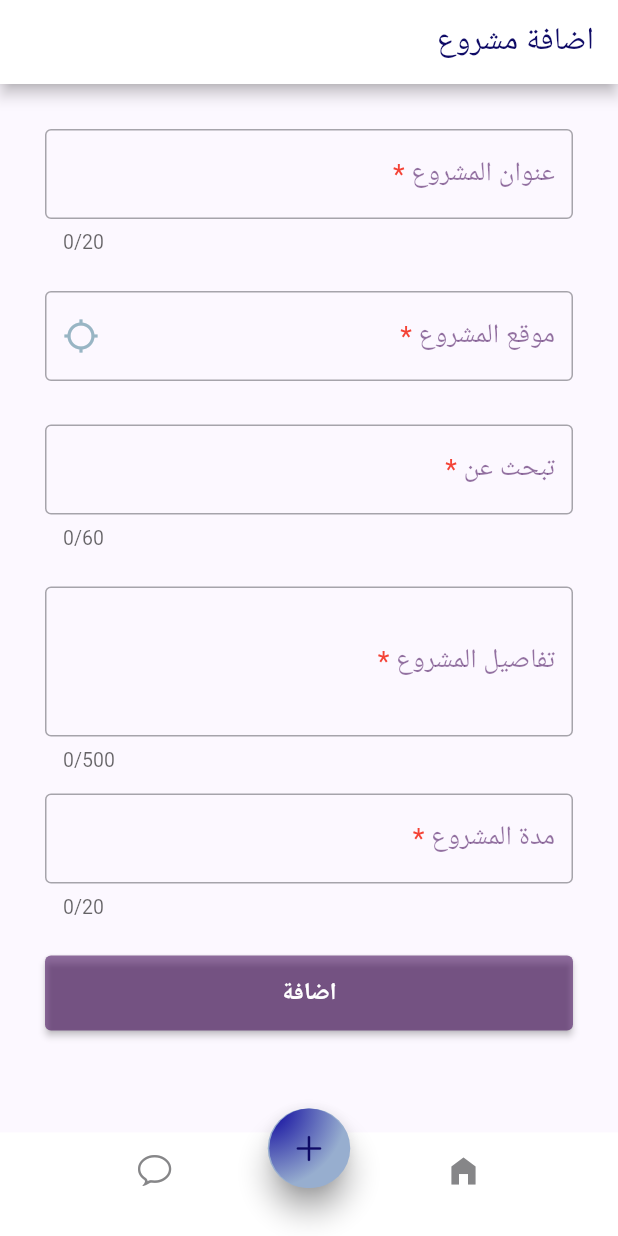
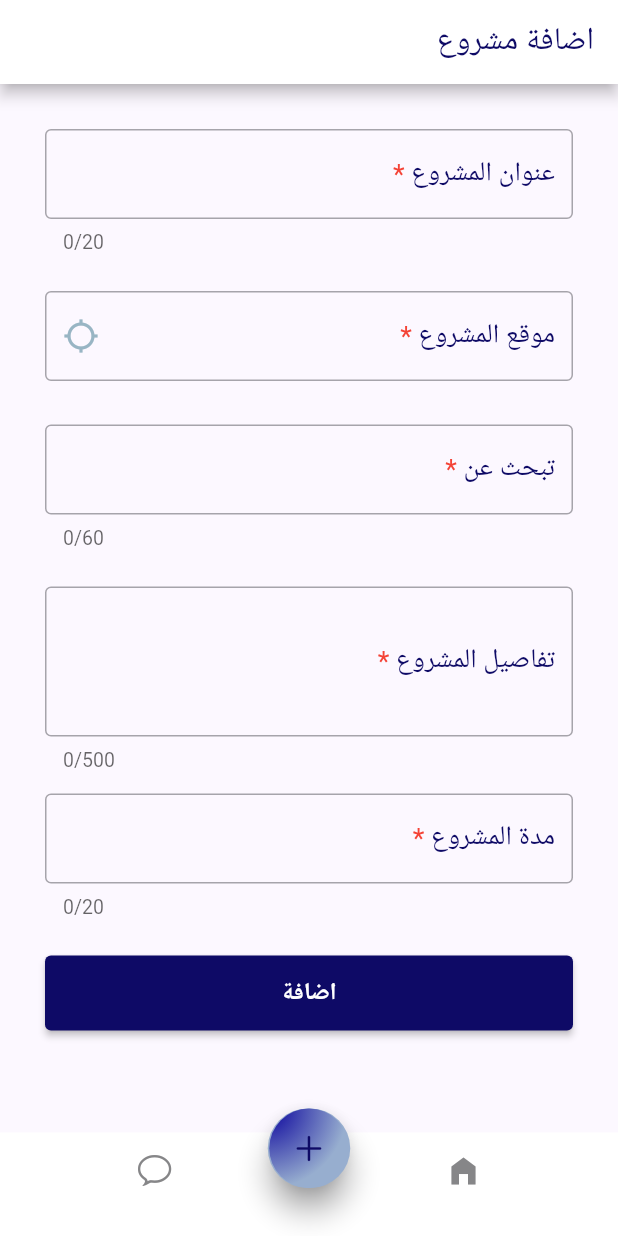
Before and after one commit to nalsomali/Wefaq-Google, a Flutter app: the PostProject screen opened directly, on a phone screen of 412 x 824 dp. Run offline on Flutter 3.47's test engine with Material 2 defaults, Android fonts, the phone set to English and light mode, and no system bars; our stand-ins replace cool_alert, file_picker, flutter_rating_bar, flutter_svg, fluttertoast, form_field_validator and 6 more; missing offline and left inert: dart:ffi, full_screen_menu, google_place, voice_message_package; accounts and stored records are empty.

Commit message:
PostAdmin

```diff
--- a/wefaq/lib/postProject.dart
+++ b/wefaq/lib/postProject.dart
@@ -80,13 +80,13 @@ class _PostProjectState extends State<PostProject> {
                 maxLength: 20,
                 decoration: InputDecoration(
                   hintStyle: TextStyle(
-                      fontSize: 16, color: Color.fromARGB(255, 202, 198, 198)),
+                      fontSize: 16, color: Color.fromARGB(255, 255, 255, 255)),
                   label: RichText(
                     text: TextSpan(
                         text: 'عنوان المشروع',
                         style: const TextStyle(
                             fontSize: 18,
-                            color: Color.fromARGB(144, 64, 7, 87)),
+                            color: Color.fromARGB(255, 14, 10, 102)),
                         children: const [
                           TextSpan(
                               text: ' *',
@@ -96,16 +96,16 @@ class _PostProjectState extends State<PostProject> {
                         ]),
                   ),
                   labelStyle: TextStyle(
-                      fontSize: 18, color: Color.fromARGB(144, 64, 7, 87)),
+                      fontSize: 18, color: Color.fromARGB(255, 14, 10, 102)),
                   border: OutlineInputBorder(
                     borderSide: BorderSide(
-                      color: Color.fromARGB(144, 64, 7, 87),
+                      color: Color.fromARGB(255, 14, 10, 102),
                       width: 2.0,
                     ),
                   ),
                   focusedBorder: OutlineInputBorder(
                     borderSide: BorderSide(
-                      color: Color.fromARGB(144, 64, 7, 87),
+                      color: Color.fromARGB(255, 14, 10, 102),
                       width: 2.0,
                     ),
                   ),
@@ -122,13 +122,13 @@ class _PostProjectState extends State<PostProject> {
                 decoration: InputDecoration(
                     hintStyle: TextStyle(
                         fontSize: 16,
-                        color: Color.fromARGB(255, 202, 198, 198)),
+                        color: Color.fromARGB(255, 255, 255, 255)),
                     label: RichText(
                       text: TextSpan(
                           text: 'موقع المشروع',
                           style: const TextStyle(
                               fontSize: 18,
-                              color: Color.fromARGB(144, 64, 7, 87)),
+                              color: Color.fromARGB(255, 14, 10, 102)),
                           children: const [
                             TextSpan(
                                 text: ' *',
@@ -142,7 +142,7 @@ class _PostProjectState extends State<PostProject> {
                     ),
                     focusedBorder: OutlineInputBorder(
                       borderSide: BorderSide(
-                        color: Color.fromARGB(144, 64, 7, 87),
+                        color: Color.fromARGB(255, 14, 10, 102),
                         width: 2.0,
                       ),
                     ),
@@ -216,13 +216,13 @@ class _PostProjectState extends State<PostProject> {
                 maxLength: 60,
                 decoration: InputDecoration(
                   hintStyle: TextStyle(
-                      fontSize: 16, color: Color.fromARGB(255, 202, 198, 198)),
+                      fontSize: 16, color: Color.fromARGB(255, 255, 255, 255)),
                   label: RichText(
                     text: TextSpan(
                         text: 'تبحث عن',
                         style: const TextStyle(
                             fontSize: 18,
-                            color: Color.fromARGB(144, 64, 7, 87)),
+                            color: Color.fromARGB(255, 14, 10, 102)),
                         children: const [
                           TextSpan(
                               text: ' *',
@@ -238,7 +238,7 @@ class _PostProjectState extends State<PostProject> {
                   ),
                   focusedBorder: OutlineInputBorder(
                     borderSide: BorderSide(
-                      color: Color.fromARGB(144, 64, 7, 87),
+                      color: Color.fromARGB(255, 14, 10, 102),
                       width: 2.0,
                     ),
                   ),
@@ -255,13 +255,13 @@ class _PostProjectState extends State<PostProject> {
                 maxLines: 3,
                 decoration: InputDecoration(
                   hintStyle: TextStyle(
-                      fontSize: 16, color: Color.fromARGB(255, 202, 198, 198)),
+                      fontSize: 16, color: Color.fromARGB(255, 255, 255, 255)),
                   label: RichText(
                     text: TextSpan(
                         text: 'تفاصيل المشروع',
                         style: const TextStyle(
                             fontSize: 18,
-                            color: Color.fromARGB(144, 64, 7, 87)),
+                            color: Color.fromARGB(255, 14, 10, 102)),
                         children: const [
                           TextSpan(
                               text: ' *',
@@ -275,7 +275,7 @@ class _PostProjectState extends State<PostProject> {
                   ),
                   focusedBorder: OutlineInputBorder(
                     borderSide: BorderSide(
-                      color: Color.fromARGB(144, 64, 7, 87),
+                      color: Color.fromARGB(255, 14, 10, 102),
                       width: 2.0,
                     ),
                   ),
@@ -293,13 +293,13 @@ class _PostProjectState extends State<PostProject> {
                 maxLength: 20,
                 decoration: InputDecoration(
                   hintStyle: TextStyle(
-                      fontSize: 16, color: Color.fromARGB(255, 202, 198, 198)),
+                      fontSize: 16, color: Color.fromARGB(255, 255, 255, 255)),
                   label: RichText(
                     text: TextSpan(
                         text: 'مدة المشروع',
                         style: const TextStyle(
                             fontSize: 18,
-                            color: Color.fromARGB(144, 64, 7, 87)),
+                            color: Color.fromARGB(255, 14, 10, 102)),
                         children: const [
                           TextSpan(
                               text: ' *',
@@ -315,7 +315,7 @@ class _PostProjectState extends State<PostProject> {
                   ),
                   focusedBorder: OutlineInputBorder(
                     borderSide: BorderSide(
-                      color: Color.fromARGB(144, 64, 7, 87),
+                      color: Color.fromARGB(255, 14, 10, 102),
                       width: 2.0,
                     ),
                   ),
@@ -332,7 +332,7 @@ class _PostProjectState extends State<PostProject> {
               height: 50.0,
               child: ElevatedButton(
                   style: ElevatedButton.styleFrom(
-                    backgroundColor: Color.fromARGB(144, 64, 7, 87),
+                    backgroundColor: Color.fromARGB(255, 14, 10, 102),
                   ),
                   child: Text('اضافة',
                       style: TextStyle(color: Colors.white, fontSize: 16.0)),
@@ -355,7 +355,7 @@ class _PostProjectState extends State<PostProject> {
                       CoolAlert.show(
                         context: context,
                         title: "نجاح!",
-                        confirmBtnColor: Color.fromARGB(144, 64, 7, 87),
+                        confirmBtnColor: Color.fromARGB(255, 14, 10, 102),
                         confirmBtnText: "تم",
                         onConfirmBtnTap: () {
                           Navigator.push(
@@ -365,8 +365,8 @@ class _PostProjectState extends State<PostProject> {
                                       adminProjectsListViewPage()));
                         },
                         type: CoolAlertType.success,
-                        backgroundColor: Color.fromARGB(221, 212, 189, 227),
-                        text: "تمت اضافة المشروع بنجاح",
+                        backgroundColor: Color.fromARGB(221, 255, 255, 255),
+                        text: "تم اضافة المشروع بنجاح",
                       );
                     }
                   }),
```
Also changed, not shown: wefaq/lib/postAdviser.dart (+23 -18 lines).
